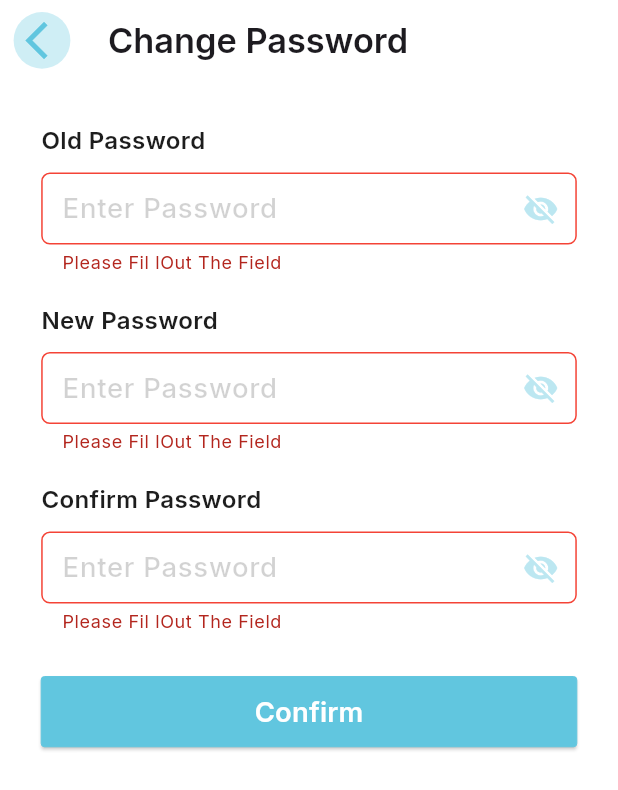
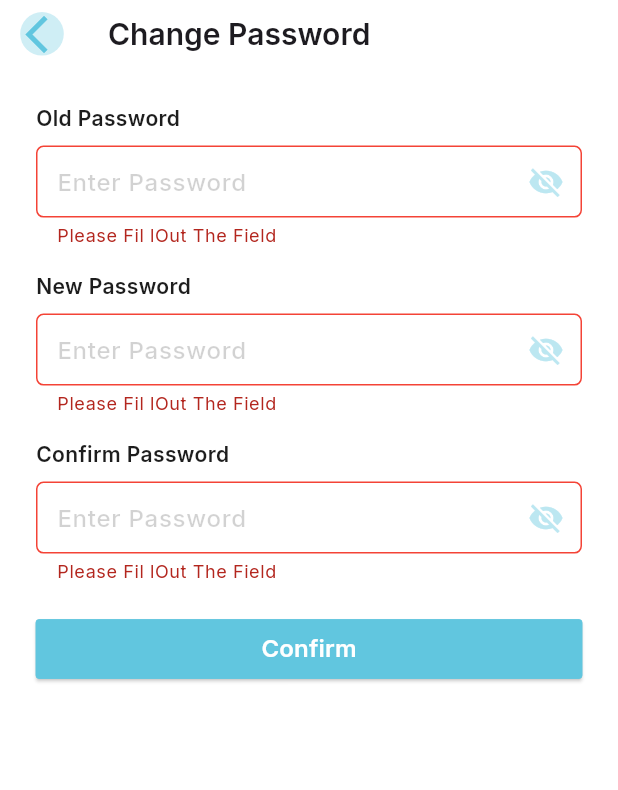
Before and after one commit to MdAsifUrRahmanAbir/bnb_cleaning, a Flutter app: the ChangePasswordScreen screen opened by its route, after a tap on "Confirm", on a phone screen of 412 x 824 dp. Shown: the top 790 px of the screen. Run offline on Flutter 3.47's test engine with Material 3 defaults, Android fonts, the phone set to English and light mode, and no system bars; drawn by our look-alikes of flutter_animate; our stand-ins replace cached_network_image, connectivity_plus, dropdown_button2, flutter_spinkit, flutter_svg, fluttertoast and 5 more; missing offline and left inert: flutter_inappwebview; accounts and stored records are empty; network calls fail.

Commit message:
logo update text update null issue fix

```diff
--- a/lib/backend/model/my_property/cart_index_model.dart
+++ b/lib/backend/model/my_property/cart_index_model.dart
@@ -103,7 +103,7 @@ class Property {
   final int id;
   final int userId;
   final String identifier;
-  final String propertyType;
+  // final String propertyType;
   final String description;
   final String newContactName;
   final String newContactNumber;
@@ -124,7 +124,7 @@ class Property {
     required this.id,
     required this.userId,
     required this.identifier,
-    required this.propertyType,
+    // required this.propertyType,
     required this.description,
     required this.newContactName,
     required this.newContactNumber,
@@ -146,19 +146,19 @@ class Property {
     id: json["id"],
     userId: int.parse(json["user_id"].toString()),
     identifier: json["identifier"],
-    propertyType: json["property_type"],
+    // propertyType: json["property_type"] ?? ,
     description: json["description"] ?? "",
-    newContactName: json["new_contact_name"],
-    newContactNumber: json["new_contact_number"],
+    newContactName: json["new_contact_name"] ?? "",
+    newContactNumber: json["new_contact_number"] ?? "",
     accessInformation: json["access_information"],
     addressApartment: json["address_apartment"],
     addressNumber: json["address_number"],
     addressStreet: json["address_street"],
-    address: json["address"],
-    access: json["access"],
-    city: json["city"],
-    postcode: json["postcode"],
-    country: json["country"],
+    address: json["address"] ?? "",
+    access: json["access"] ?? "",
+    city: json["city"] ?? "",
+    postcode: json["postcode"] ?? "",
+    country: json["country"] ?? "",
     rowStatus: int.parse(json["row_status"].toString()),
     createdAt: DateTime.parse(json["created_at"]),
     updatedAt: DateTime.parse(json["updated_at"]),
--- a/lib/backend/services/api_endpoint.dart
+++ b/lib/backend/services/api_endpoint.dart
@@ -7,7 +7,8 @@ class ApiEndpoint {
   // static String stripePublishKey = "pk_test_51HTXM9LlJ7MCoKylcyIDBrswA5HHnaZe6MsYi82GIthVYKKK5pIc4ZVT9JOtvgwy5XVcJpdaq7BnYcl1LF9XqcS500kwqFD5tC";
 
   // static String mainDomain = "https://api.uniobe.com";
-  static String mainDomain = "https://mbl-apssszy.bnbcleaning.london";
+  // static String mainDomain = "https://mbl-apssszy.bnbcleaning.london";
+  static String mainDomain = "https://pro.bnbcleaning.london";
   static String baseUrl = "$mainDomain/api";
 
   ///-> Auth
--- a/lib/utils/basic_screen_imports.dart
+++ b/lib/utils/basic_screen_imports.dart
@@ -1,5 +1,4 @@
 export 'package:flutter/material.dart';
-export 'package:flutter_screenutil/flutter_screenutil.dart';
 export 'package:get/get.dart';
 
 export '../../widgets/appbar/primary_appbar.dart';
--- a/lib/utils/basic_widget_imports.dart
+++ b/lib/utils/basic_widget_imports.dart
@@ -10,4 +10,3 @@ export 'custom_color.dart';
 export 'custom_style.dart';
 export 'dimensions.dart';
 export 'size.dart';
-export 'package:flutter_screenutil/flutter_screenutil.dart';
--- a/lib/utils/dimensions.dart
+++ b/lib/utils/dimensions.dart
@@ -1,4 +1,3 @@
-import 'package:flutter_screenutil/flutter_screenutil.dart';
 
 class Dimensions {
   //screen size
@@ -6,36 +5,36 @@ class Dimensions {
   static double tabletScreenWidth = 1100;
 
   // padding and margin
-  static double paddingSizeHorizontal = 24.00.w;
-  static double paddingSizeVertical = 24.00.h;
+  static double paddingSizeHorizontal = 24.00;
+  static double paddingSizeVertical = 24.00;
 
-  static double marginBetweenInputTitleAndBox = 8.h;
-  static double marginBetweenInputBox = 16.h;
-  static double marginSizeHorizontal = 24.00.w;
-  static double marginSizeVertical = 24.00.h;
-  static double marginSizeBetweenColumn = 16.00.w;
+  static double marginBetweenInputTitleAndBox = 8;
+  static double marginBetweenInputBox = 16;
+  static double marginSizeHorizontal = 24.00;
+  static double marginSizeVertical = 24.00;
+  static double marginSizeBetweenColumn = 16.00;
 
   // widget size
-  static double buttonHeight = 56.00.h;
-  static double inputBoxHeight = 56.00.h;
-  static double appBarHeight = 64.4.h;
+  static double buttonHeight = 56.00;
+  static double inputBoxHeight = 56.00;
+  static double appBarHeight = 64.4;
 
-  static double iconSizeSmall = 8.00.h;
-  static double iconSizeDefault = 16.00.h;
-  static double iconSizeLarge = 24.00.h;
+  static double iconSizeSmall = 8.00;
+  static double iconSizeDefault = 16.00;
+  static double iconSizeLarge = 24.00;
 
   // typography size
-  static double headingTextSize1 = 24.00.sp;
-  static double headingTextSize2 = 20.00.sp;
-  static double headingTextSize3 = 16.00.sp;
-  static double headingTextSize4 = 14.00.sp;
-  static double headingTextSize5 = 12.00.sp;
-  static double headingTextSize6 = 10.00.sp;
+  static double headingTextSize1 = 24.00;
+  static double headingTextSize2 = 20.00;
+  static double headingTextSize3 = 16.00;
+  static double headingTextSize4 = 14.00;
+  static double headingTextSize5 = 12.00;
+  static double headingTextSize6 = 10.00;
 
   // radius size
-  static double radius = 10.00.r;
+  static double radius = 10.00;
 
   // default height and width size
-  static double heightSize = 12.00.h;
-  static double widthSize = 10.00.w;
+  static double heightSize = 12.00;
+  static double widthSize = 10.00;
 }
--- a/lib/utils/strings.dart
+++ b/lib/utils/strings.dart
@@ -18,7 +18,7 @@ class Strings {
   static String confirm = "Confirm";
   static String payNow = "Pay Now";
   static String placeOrder = "Place Order";
-  static String placedOrder = "My Order";
+  static String placedOrders = "My Orders";
   static String confirmPassword = "Confirm Password";
 
   static String forgotPassword = "Forgot Password?";
--- a/lib/view/bottom_nav/price/price_page.dart
+++ b/lib/view/bottom_nav/price/price_page.dart
@@ -39,8 +39,8 @@ class PricePage extends StatelessWidget {
                     controller.priceListModel.products, 2),
               verticalSpace(10),
 
-              _typeWidget<Bundle>(context, Strings.bundles,
-                    controller.priceListModel.bundles, 2),
+              // _typeWidget<Bundle>(context, Strings.bundles,
+              //       controller.priceListModel.bundles, 2),
               ]));
   }
 
--- a/lib/view/bottom_nav/shopping_cart/cart_detail/add_substract_widget.dart
+++ b/lib/view/bottom_nav/shopping_cart/cart_detail/add_substract_widget.dart
@@ -48,7 +48,7 @@ class AddSubtractWidgetState extends State<AddSubtractWidget> {
   @override
   Widget build(BuildContext context) {
     return Container(
-      padding: const EdgeInsets.symmetric(horizontal: 8.0),
+      padding: const EdgeInsets.symmetric(horizontal: 0),
       decoration: BoxDecoration(
         border: Border.all(color: Colors.grey.shade400),
         borderRadius: BorderRadius.circular(8.0),
@@ -63,7 +63,7 @@ class AddSubtractWidgetState extends State<AddSubtractWidget> {
           ),
           // Quantity Display
           Padding(
-            padding: const EdgeInsets.symmetric(horizontal: 8.0),
+            padding: const EdgeInsets.symmetric(horizontal: 4.0),
             child: Text(
               _quantity.toString(),
               style: const TextStyle(fontSize: 18),
--- a/lib/view/bottom_nav/shopping_cart/stripe pay/stripe_payment_screen.dart
+++ b/lib/view/bottom_nav/shopping_cart/stripe pay/stripe_payment_screen.dart
@@ -199,8 +199,7 @@ bool checkDate(DateTime selectedDate) {
 
   // Check if selectedDate is Sunday, today, or tomorrow
   if (selectedDate.weekday == DateTime.sunday ||
-      selectedDate == today ||
-      selectedDate == tomorrow) {
+      selectedDate == today ) {
     return true;
   }
 
--- a/lib/widgets/inputs/primary_date_input_widget.dart
+++ b/lib/widgets/inputs/primary_date_input_widget.dart
@@ -106,7 +106,7 @@ class _PrimaryDateInputWidgetState extends State<PrimaryDateInputWidget> {
             Visibility(
               visible: widget.optional.isNotEmpty,
               child: const TitleHeading5Widget(
-                text: "As the selected date is Today, Tomorrow or Sunday, 20% extra is applied over the payment.",
+                text: "If you select Today or Sunday for appointment, 20% extra will be applied over the payment.",
                 opacity: .4,
                 fontWeight: FontWeight.w300,
               ),
--- a/pubspec.yaml
+++ b/pubspec.yaml
@@ -14,7 +14,7 @@ dependencies:
   cupertino_icons: ^1.0.6
   #Utils
   get: 4.7.2
-  flutter_screenutil: 5.9.3
+#  flutter_screenutil: 5.9.3
   logger: 2.5.0
   get_storage:
   http: 1.4.0
```
Also changed, not shown: lib/backend/utils/api_method.dart (+7 -1 lines), lib/main.dart (+1 -6 lines), lib/view/bottom_nav/shopping_cart/cart_detail/cart_detail_screen.dart (+6 -5 lines), lib/view/drawer_screens/help_screen.dart (+171 -6 lines), lib/view/drawer_screens/order_screen.dart (+12 -2 lines), lib/widgets/drawer/drawer_widget.dart (+15 -24 lines), pubspec.lock, 11 other files.
